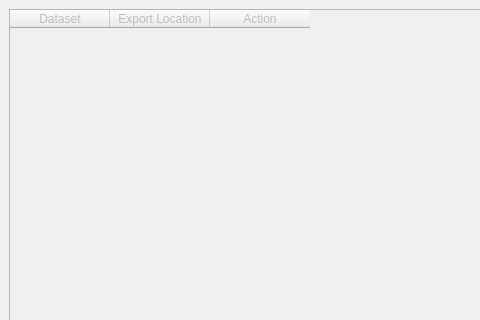
Qt form ilastik-shell/applets/batchIo/batchIo.ui (ilastik/ilastik) before a commit; both pictures show x 0 to 480 and y 0 to 320 of the 921 by 926 pixel window.
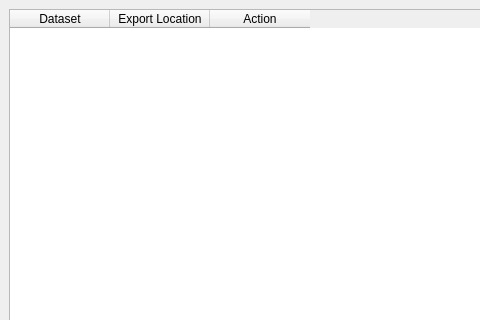
The same form after that commit.

What changed in the file:
```diff
--- a/ilastik-shell/applets/batchIo/batchIo.ui
+++ b/ilastik-shell/applets/batchIo/batchIo.ui
@@ -15,7 +15,7 @@
   </property>
   <widget class="QTableWidget" name="tableWidget">
    <property name="enabled">
-    <bool>false</bool>
+    <bool>true</bool>
    </property>
    <property name="geometry">
     <rect>
```
Left out of the diff: 3 changed lines with no effect on the pictures.
